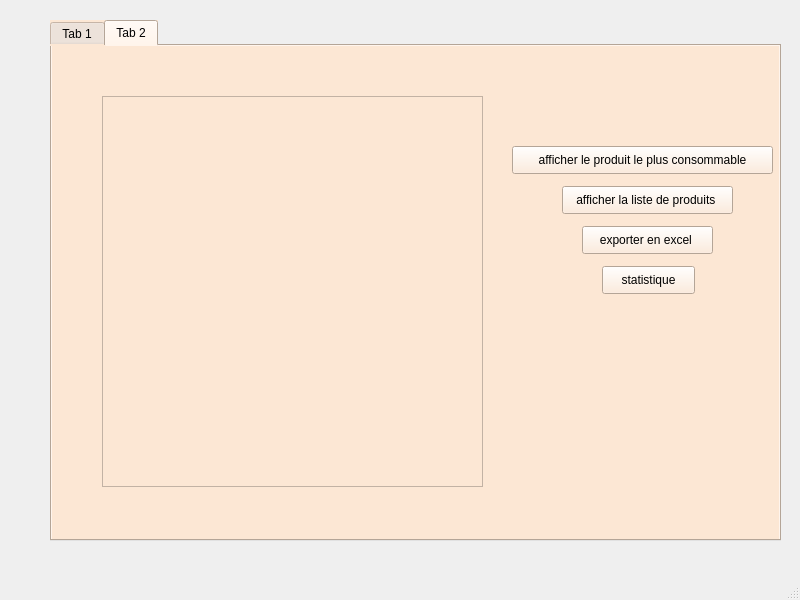
First picture: the form in mainwindow.ui, repository guir0t/Smart-Beauty-Center-2A15, before the edit.
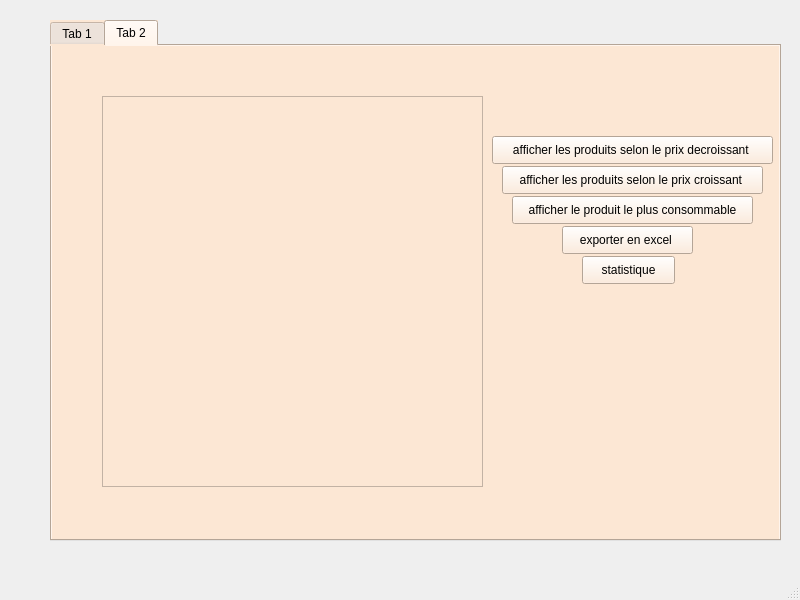
Second picture: the form after the edit.

Commit message: crud + 1/2 control de saisie + tri croissant decroissant

```diff
--- a/mainwindow.ui
+++ b/mainwindow.ui
@@ -229,8 +229,8 @@
       <property name="geometry">
        <rect>
         <x>460</x>
-        <y>100</y>
-        <width>261</width>
+        <y>150</y>
+        <width>241</width>
         <height>28</height>
        </rect>
       </property>
@@ -241,20 +241,20 @@
      <widget class="QPushButton" name="pushButton_2">
       <property name="geometry">
        <rect>
-        <x>510</x>
-        <y>140</y>
-        <width>171</width>
+        <x>450</x>
+        <y>120</y>
+        <width>261</width>
         <height>28</height>
        </rect>
       </property>
       <property name="text">
-       <string>afficher la liste de produits </string>
+       <string>afficher les produits selon le prix croissant </string>
       </property>
      </widget>
      <widget class="QPushButton" name="pushButton_5">
       <property name="geometry">
        <rect>
-        <x>530</x>
+        <x>510</x>
         <y>180</y>
         <width>131</width>
         <height>28</height>
@@ -267,8 +267,8 @@
      <widget class="QPushButton" name="pushButton_6">
       <property name="geometry">
        <rect>
-        <x>550</x>
-        <y>220</y>
+        <x>530</x>
+        <y>210</y>
         <width>93</width>
         <height>28</height>
        </rect>
@@ -287,6 +287,19 @@
        </rect>
       </property>
      </widget>
+     <widget class="QPushButton" name="pushButton_tridecroissant">
+      <property name="geometry">
+       <rect>
+        <x>440</x>
+        <y>90</y>
+        <width>281</width>
+        <height>28</height>
+       </rect>
+      </property>
+      <property name="text">
+       <string>afficher les produits selon le prix decroissant </string>
+      </property>
+     </widget>
     </widget>
    </widget>
   </widget>
```
Left out of the diff: 2 changed lines with no effect on the pictures. The commit also changes 5 other files.
